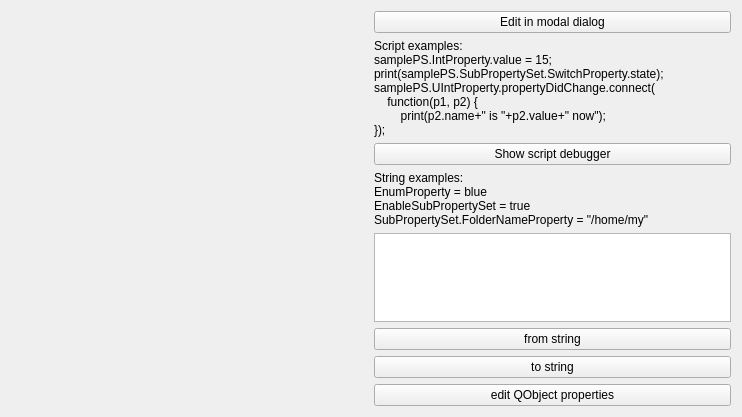
The window that Demo/MainWindow.ui (qtinuum/QtnProperty) describes before a commit, drawn with Qt 5.
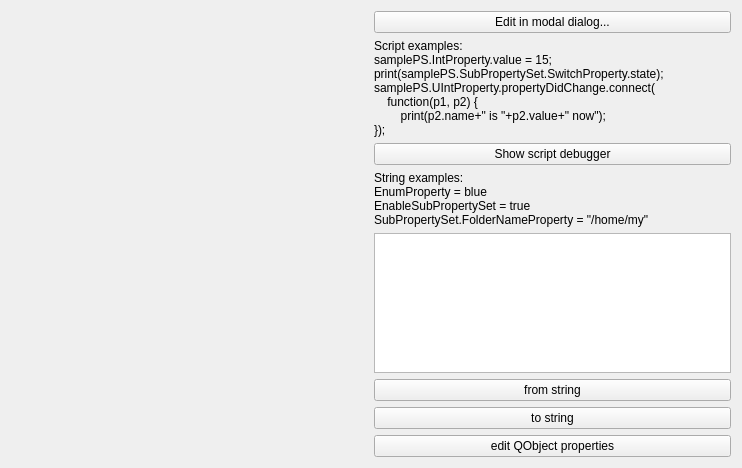
The same window after the commit. Custom widgets are drawn as their Qt base class.

Patch:
```diff
--- a/Demo/MainWindow.ui
+++ b/Demo/MainWindow.ui
@@ -10,7 +10,7 @@
     <x>0</x>
     <y>0</y>
     <width>742</width>
-    <height>417</height>
+    <height>468</height>
    </rect>
   </property>
   <property name="windowTitle">
@@ -51,7 +51,7 @@
       <item>
        <widget class="QPushButton" name="editButton">
         <property name="text">
-         <string>Edit in modal dialog</string>
+         <string>Edit in modal dialog...</string>
         </property>
        </widget>
       </item>
```
